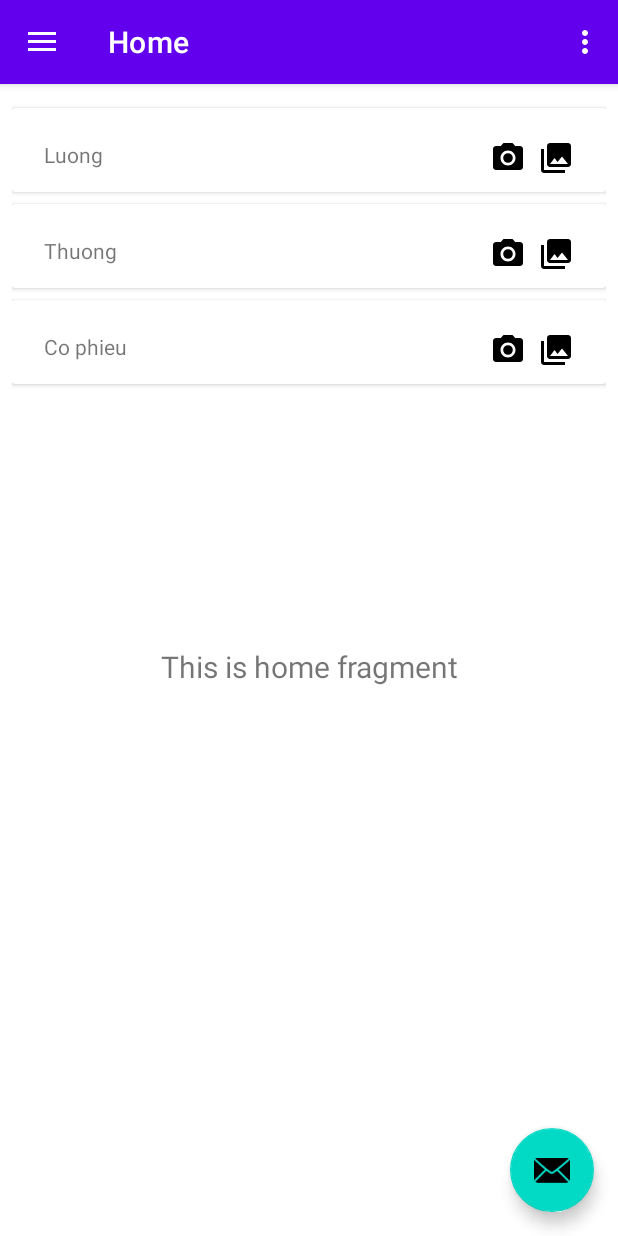
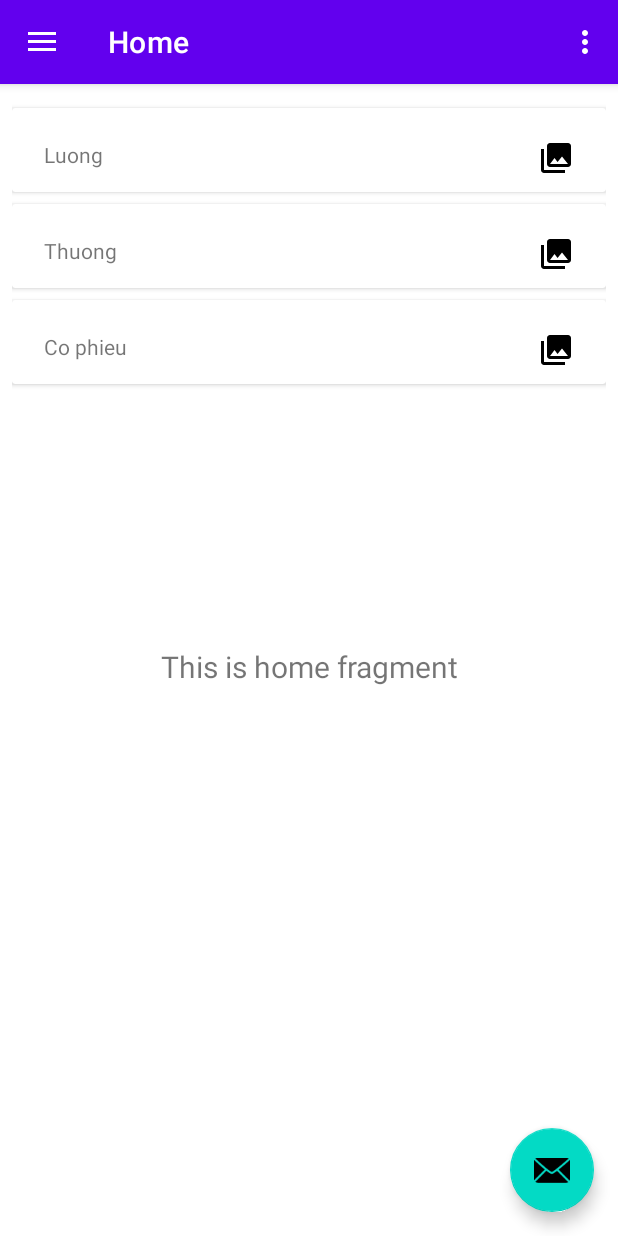
Before and after one commit to PhanTruong-Thinh/CNPM, an Android app: the fragment LoaiThuFragment placed in its activity, on a phone screen of 412 x 824 dp. Run offline under Robolectric (Android 15) with nearby library versions, the phone set to English and light mode, and no system bars; our stand-ins replace Room's generated code, navigation-ui.

Commit message:
p3 full. xóa chức năng Xem, Chỉ để lại chức năng sửa

```diff
--- a/app/src/main/java/com/example/budget/adapter/LoaiThuRecylerviewAdapter.java
+++ b/app/src/main/java/com/example/budget/adapter/LoaiThuRecylerviewAdapter.java
@@ -22,7 +22,6 @@ public class LoaiThuRecylerviewAdapter extends RecyclerView.Adapter<LoaiThuRecyl
     private List<LoaiThu> mList;
 
     public static ItemClickListener itemEditClickListener;
-    public static ItemClickListener itemViewClickListener;
 
     public LoaiThuRecylerviewAdapter(Context context) {
         mlayoutInflater = LayoutInflater.from(context);
@@ -32,9 +31,7 @@ public class LoaiThuRecylerviewAdapter extends RecyclerView.Adapter<LoaiThuRecyl
         LoaiThuRecylerviewAdapter.itemEditClickListener = itemEditClickListener;
     }
 
-    public static void setOnItemViewClickListener(ItemClickListener itemViewClickListener) {
-        LoaiThuRecylerviewAdapter.itemViewClickListener = itemViewClickListener;
-    }
+
 
     @NonNull
     // tao view tu layout recylerview_loai_thu_item
@@ -46,7 +43,7 @@ public class LoaiThuRecylerviewAdapter extends RecyclerView.Adapter<LoaiThuRecyl
     }
 
     @Override
-    public void onBindViewHolder(@NonNull LoaiThuViewHolder holder, int position) {
+    public void onBindViewHolder(@NonNull LoaiThuViewHolder holder, @SuppressLint("RecyclerView") int position) {
         if(mList != null) {
             holder.tvName.setText(mList.get(position).ten);
             holder.position = position;
@@ -75,23 +72,15 @@ public class LoaiThuRecylerviewAdapter extends RecyclerView.Adapter<LoaiThuRecyl
 
     public static class LoaiThuViewHolder extends RecyclerView.ViewHolder {
         public TextView tvName;
-        public ImageView ivEdit, ivView;
+        public ImageView ivEdit;
         public CardView cv;
         public int position;
         public LoaiThuViewHolder(@NonNull View itemView) {
             super(itemView);
             tvName = itemView.findViewById(R.id.tvName);
-            ivView = itemView.findViewById(R.id.ivView);
             ivEdit = itemView.findViewById(R.id.ivEdit);
             cv = (CardView) itemView;
-            ivView.setOnClickListener(new View.OnClickListener() {
-                @Override
-                public void onClick(View v) {
-                    if(itemViewClickListener != null) {
-                        itemViewClickListener.onItemClick(position);
-                    }
-                }
-            });
+
             ivEdit.setOnClickListener(new View.OnClickListener() {
                 @Override
                 public void onClick(View v) {
--- a/app/src/main/java/com/example/budget/ui/chi/LoaiChiFragment.java
+++ b/app/src/main/java/com/example/budget/ui/chi/LoaiChiFragment.java
@@ -21,10 +21,8 @@ import com.example.budget.R;
 import com.example.budget.adapter.ItemClickListener;
 import com.example.budget.adapter.LoaiChiRecylerviewAdapter;
 import com.example.budget.dialog.LoaiChiDialog;
-import com.example.budget.dialog.LoaiThuDialog;
 import com.example.budget.entity.LoaiChi;
-import com.example.budget.entity.LoaiThu;
-import com.example.budget.ui.thu.LoaiThuFragment;
+
 
 
 import java.util.List;
@@ -66,7 +64,6 @@ public class LoaiChiFragment extends Fragment {
                 dialog.show();
             }
         });
-
         ItemTouchHelper helper = new ItemTouchHelper(new ItemTouchHelper.SimpleCallback(0,
                 ItemTouchHelper.LEFT | ItemTouchHelper.RIGHT
         ) {
--- a/app/src/main/res/layout/recylerview_loai_thu_item.xml
+++ b/app/src/main/res/layout/recylerview_loai_thu_item.xml
@@ -18,21 +18,9 @@
             android:layout_height="wrap_content"
             android:layout_marginStart="16dp"
             android:layout_marginTop="16dp"
-            android:layout_marginEnd="8dp"
             android:text="TextView"
-            app:layout_constraintEnd_toStartOf="@+id/ivView"
             app:layout_constraintStart_toStartOf="parent"
             app:layout_constraintTop_toTopOf="parent" />
-
-        <ImageView
-            android:id="@+id/ivView"
-            android:layout_width="wrap_content"
-            android:layout_height="wrap_content"
-            android:layout_marginTop="16dp"
-            android:layout_marginEnd="8dp"
-            app:layout_constraintEnd_toStartOf="@+id/ivEdit"
-            app:layout_constraintTop_toTopOf="parent"
-            app:srcCompat="@drawable/ic_menu_camera" />
 
         <ImageView
             android:id="@+id/ivEdit"
```
Also changed, not shown: app/src/main/java/com/example/budget/adapter/LoaiChiRecylerviewAdapter.java (+2 -14 lines), app/src/main/res/layout/recylerview_loai_chi_item.xml (+0 -12 lines).
